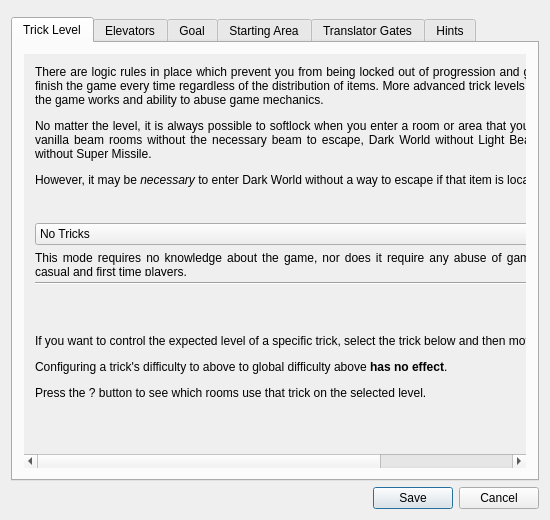
This is randovania/gui/logic_settings_window.ui in randovania/randovania as Qt 5 draws it before an edit. The edited form follows.
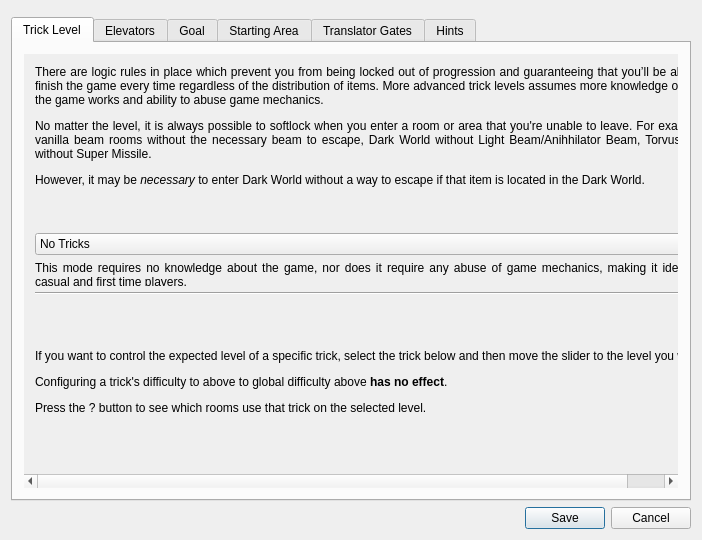
This is the edited form.

Commit message: Increase window sizes

Patch:
```diff
--- a/randovania/gui/logic_settings_window.ui
+++ b/randovania/gui/logic_settings_window.ui
@@ -6,8 +6,8 @@
    <rect>
     <x>0</x>
     <y>0</y>
-    <width>550</width>
-    <height>520</height>
+    <width>702</width>
+    <height>540</height>
    </rect>
   </property>
   <property name="windowTitle">
@@ -43,8 +43,8 @@
            <rect>
             <x>0</x>
             <y>0</y>
-            <width>522</width>
-            <height>433</height>
+            <width>660</width>
+            <height>423</height>
            </rect>
           </property>
           <layout class="QVBoxLayout" name="trick_level_layout">
```
Left out of the diff: 4 changed lines with no effect on the pictures. The commit also changes 1 other file.
